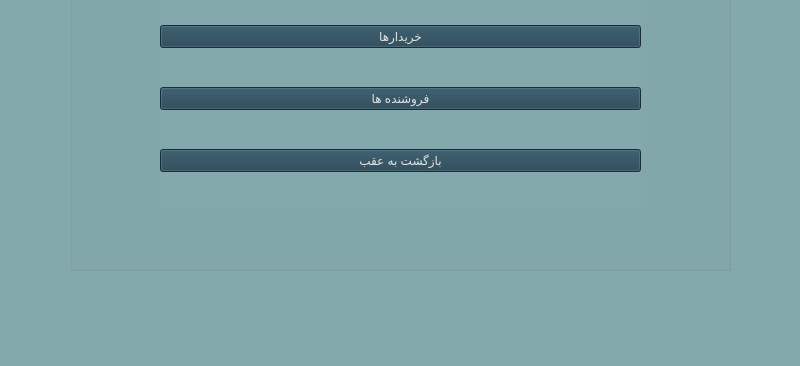
Qt form Project_Ap/adminpage.ui (AP-projects-4001/metagoofill) before a commit; both pictures show x 0 to 800 and y 250 to 616 of the 800 by 616 pixel window.
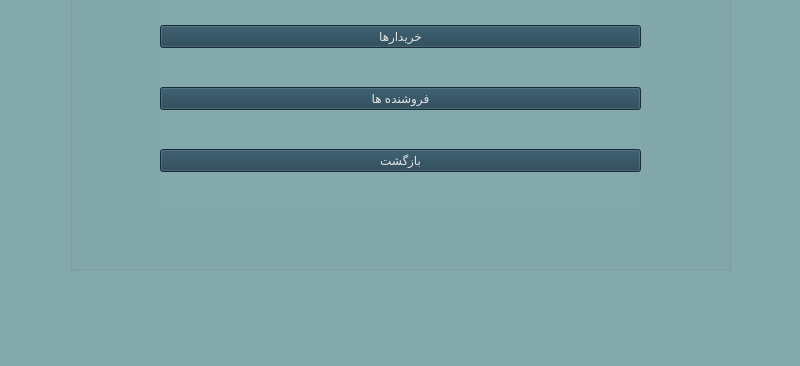
The same form after that commit.

What changed in the file:
```diff
--- a/Project_Ap/adminpage.ui
+++ b/Project_Ap/adminpage.ui
@@ -94,7 +94,7 @@
 color: rgb(228, 227, 227);</string>
        </property>
        <property name="text">
-        <string>بازگشت به عقب</string>
+        <string>بازگشت</string>
        </property>
       </widget>
      </item>
```
